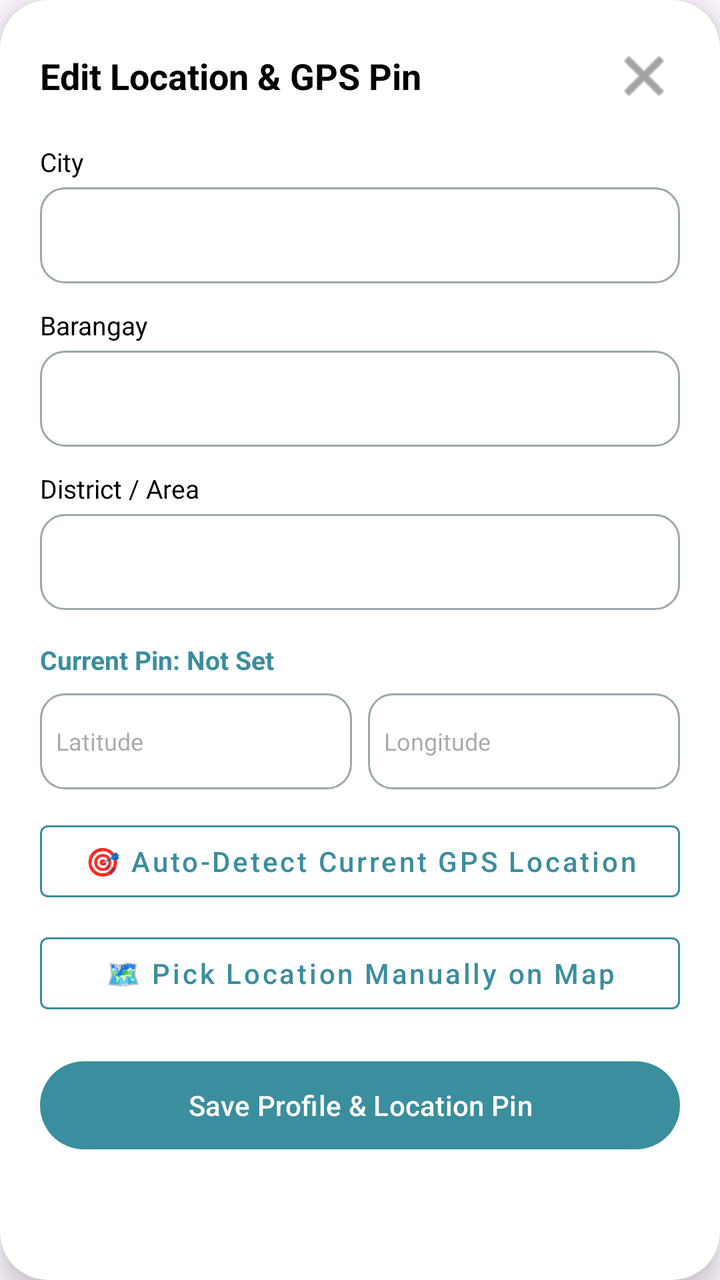
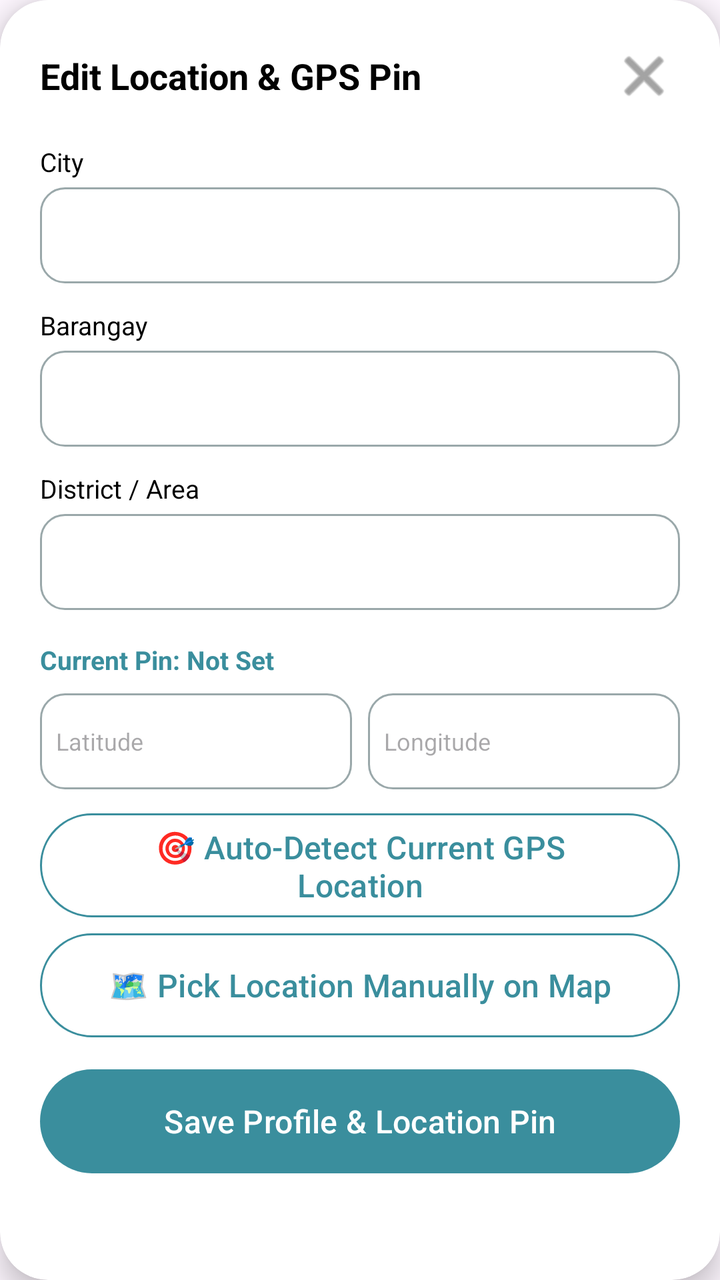

Before-and-after screenshots of an Android layout around one commit, followed by the original layout XML and the change that was made.
<!-- AndroidManifest.xml: application theme Theme.PharmaFind -->
<!-- res/layout/dialog_edit_customer_profile.xml -->
<?xml version="1.0" encoding="utf-8"?>
<androidx.cardview.widget.CardView xmlns:android="http://schemas.android.com/apk/res/android"
    xmlns:app="http://schemas.android.com/apk/res-auto"
    android:layout_width="match_parent"
    android:layout_height="wrap_content"
    app:cardCornerRadius="24dp"
    app:cardElevation="8dp"
    app:cardBackgroundColor="@color/white">

    <LinearLayout
        android:layout_width="match_parent"
        android:layout_height="wrap_content"
        android:orientation="vertical"
        android:padding="20dp">

        <RelativeLayout
            android:layout_width="match_parent"
            android:layout_height="wrap_content">

            <TextView
                android:layout_width="wrap_content"
                android:layout_height="wrap_content"
                android:text="Edit Location &amp; GPS Pin"
                android:textColor="@color/black"
                android:textSize="18sp"
                android:textStyle="bold"
                android:layout_centerVertical="true" />

            <ImageButton
                android:id="@+id/btnCloseEditCustomerProfile"
                android:layout_width="36dp"
                android:layout_height="36dp"
                android:layout_alignParentEnd="true"
                android:background="?attr/selectableItemBackgroundBorderless"
                android:src="@android:drawable/ic_menu_close_clear_cancel"
                app:tint="@color/text_gray" />

        </RelativeLayout>

        <TextView
            android:layout_width="wrap_content"
            android:layout_height="wrap_content"
            android:layout_marginTop="16dp"
            android:text="City"
            android:textColor="@color/black"
            android:textSize="13sp" />

        <EditText
            android:id="@+id/etCityCustomerEdit"
            android:layout_width="match_parent"
            android:layout_height="48dp"
            android:layout_marginTop="4dp"
            android:background="@drawable/edittext_background"
            android:inputType="text"
            android:paddingHorizontal="12dp"
            android:textColor="@color/black" />

        <TextView
            android:layout_width="wrap_content"
            android:layout_height="wrap_content"
            android:layout_marginTop="12dp"
            android:text="Barangay"
            android:textColor="@color/black"
            android:textSize="13sp" />

        <EditText
            android:id="@+id/etBarangayCustomerEdit"
            android:layout_width="match_parent"
            android:layout_height="48dp"
            android:layout_marginTop="4dp"
            android:background="@drawable/edittext_background"
            android:inputType="text"
            android:paddingHorizontal="12dp"
            android:textColor="@color/black" />

        <TextView
            android:layout_width="wrap_content"
            android:layout_height="wrap_content"
            android:layout_marginTop="12dp"
            android:text="District / Area"
            android:textColor="@color/black"
            android:textSize="13sp" />

        <EditText
            android:id="@+id/etDistrictCustomerEdit"
            android:layout_width="match_parent"
            android:layout_height="48dp"
            android:layout_marginTop="4dp"
            android:background="@drawable/edittext_background"
            android:inputType="text"
            android:paddingHorizontal="12dp"
            android:textColor="@color/black" />

        <TextView
            android:id="@+id/tvCustomerPinCoordinates"
            android:layout_width="wrap_content"
            android:layout_height="wrap_content"
            android:layout_marginTop="16dp"
            android:text="Current Pin: Not Set"
            android:textColor="@color/primary_teal"
            android:textSize="13sp"
            android:textStyle="bold" />

        <LinearLayout
            android:layout_width="match_parent"
            android:layout_height="wrap_content"
            android:layout_marginTop="8dp"
            android:orientation="horizontal">

            <EditText
                android:id="@+id/etLatCustomerEdit"
                android:layout_width="0dp"
                android:layout_height="48dp"
                android:layout_weight="1"
                android:layout_marginEnd="4dp"
                android:background="@drawable/edittext_background"
                android:hint="Latitude"
                android:inputType="numberDecimal|numberSigned"
                android:paddingHorizontal="8dp"
                android:textColor="@color/black"
                android:textSize="12sp" />

            <EditText
                android:id="@+id/etLngCustomerEdit"
                android:layout_width="0dp"
                android:layout_height="48dp"
                android:layout_weight="1"
                android:layout_marginStart="4dp"
                android:background="@drawable/edittext_background"
                android:hint="Longitude"
                android:inputType="numberDecimal|numberSigned"
                android:paddingHorizontal="8dp"
                android:textColor="@color/black"
                android:textSize="12sp" />

        </LinearLayout>

        <com.google.android.material.button.MaterialButton
            android:id="@+id/btnUseCustomerGPSPin"
            style="@style/Widget.MaterialComponents.Button.OutlinedButton"
            android:layout_width="match_parent"
            android:layout_height="48dp"
            android:layout_marginTop="12dp"
            android:text="🎯 Auto-Detect Current GPS Location"
            android:textAllCaps="false"
            android:textColor="@color/primary_teal"
            app:strokeColor="@color/primary_teal" />

        <com.google.android.material.button.MaterialButton
            android:id="@+id/btnPickCustomerMap"
            style="@style/Widget.MaterialComponents.Button.OutlinedButton"
            android:layout_width="match_parent"
            android:layout_height="48dp"
            android:layout_marginTop="8dp"
            android:text="🗺️ Pick Location Manually on Map"
            android:textAllCaps="false"
            android:textColor="@color/primary_teal"
            app:strokeColor="@color/primary_teal" />

        <com.google.android.material.button.MaterialButton
            android:id="@+id/btnSaveCustomerProfile"
            android:layout_width="match_parent"
            android:layout_height="52dp"
            android:layout_marginTop="16dp"
            android:text="Save Profile &amp; Location Pin"
            android:textAllCaps="false"
            app:cornerRadius="26dp"
            app:backgroundTint="@color/primary_teal" />

    </LinearLayout>
</androidx.cardview.widget.CardView>
<!-- resources referenced by this layout -->
<resources>
  <color name="black">#FF000000</color>
  <color name="primary_teal">#3A8E9D</color>
  <color name="text_gray">#666666</color>
  <color name="white">#FFFFFFFF</color>
  <!-- drawable edittext_background (drawable) -->
  <?xml version="1.0" encoding="utf-8"?>
  <selector xmlns:android="http://schemas.android.com/apk/res/android">
      <item android:state_focused="true">
          <shape>
              <corners android:radius="12dp" />
              <stroke android:width="2dp" android:color="@color/primary_teal" />
              <solid android:color="@color/white" />
          </shape>
      </item>
      <item>
          <shape>
              <corners android:radius="12dp" />
              <stroke android:width="1dp" android:color="@color/field_border" />
              <solid android:color="@color/white" />
          </shape>
      </item>
  </selector>
  <color name="field_border">#9AA8AA</color>
  <style name="Base.Theme.PharmaFind" parent="Theme.Material3.Light.NoActionBar">
          <item name="android:forceDarkAllowed" tools:targetApi="q">false</item>
          
          
      </style>
  <color name="teal_container">#D6EEF1</color>
  <color name="primary_dark">#1F6371</color>
  <color name="on_surface">#1B1F21</color>
  <color name="surface_variant">#E3EBEC</color>
  <color name="on_surface_variant">#3F484A</color>
  <color name="outline">#6F797A</color>
  <color name="surface_container_low">#F4F8F8</color>
  <color name="surface_container">#EEF3F4</color>
  <color name="surface_container_high">#E8EEEF</color>
  <color name="surface_container_highest">#E2E9EA</color>
  <!-- unchanged entries left out for length: 1 -->
</resources>

<!-- the commit's change to res/layout/dialog_edit_customer_profile.xml (unified diff, before → after) -->
@@ -136,36 +136,25 @@
         </LinearLayout>
 
         <com.google.android.material.button.MaterialButton
+            style="@style/Widget.PharmaFind.Button.Outlined"
             android:id="@+id/btnUseCustomerGPSPin"
-            style="@style/Widget.MaterialComponents.Button.OutlinedButton"
             android:layout_width="match_parent"
-            android:layout_height="48dp"
             android:layout_marginTop="12dp"
-            android:text="🎯 Auto-Detect Current GPS Location"
-            android:textAllCaps="false"
-            android:textColor="@color/primary_teal"
-            app:strokeColor="@color/primary_teal" />
+            android:text="🎯 Auto-Detect Current GPS Location" />
 
         <com.google.android.material.button.MaterialButton
+            style="@style/Widget.PharmaFind.Button.Outlined"
             android:id="@+id/btnPickCustomerMap"
-            style="@style/Widget.MaterialComponents.Button.OutlinedButton"
             android:layout_width="match_parent"
-            android:layout_height="48dp"
             android:layout_marginTop="8dp"
-            android:text="🗺️ Pick Location Manually on Map"
-            android:textAllCaps="false"
-            android:textColor="@color/primary_teal"
-            app:strokeColor="@color/primary_teal" />
+            android:text="🗺️ Pick Location Manually on Map" />
 
         <com.google.android.material.button.MaterialButton
+            style="@style/Widget.PharmaFind.Button"
             android:id="@+id/btnSaveCustomerProfile"
             android:layout_width="match_parent"
-            android:layout_height="52dp"
             android:layout_marginTop="16dp"
-            android:text="Save Profile &amp; Location Pin"
-            android:textAllCaps="false"
-            app:cornerRadius="26dp"
-            app:backgroundTint="@color/primary_teal" />
+            android:text="Save Profile &amp; Location Pin" />
 
     </LinearLayout>
 </androidx.cardview.widget.CardView>
<!-- resource entries referenced after the edit -->
@@ -22,6 +22,26 @@
           </shape>
       </item>
   </selector>
+  <style name="Widget.PharmaFind.Button" parent="Widget.Material3.Button">
+          <item name="android:layout_height">52dp</item>
+          <item name="android:insetTop">0dp</item>
+          <item name="android:insetBottom">0dp</item>
+          <item name="cornerRadius">26dp</item>
+          <item name="backgroundTint">@color/primary_teal</item>
+          <item name="android:textColor">@color/white</item>
+          <item name="android:textSize">16sp</item>
+          <item name="android:textAllCaps">false</item>
+      </style>
+  <style name="Widget.PharmaFind.Button.Outlined" parent="Widget.Material3.Button.OutlinedButton">
+          <item name="android:layout_height">52dp</item>
+          <item name="android:insetTop">0dp</item>
+          <item name="android:insetBottom">0dp</item>
+          <item name="cornerRadius">26dp</item>
+          <item name="strokeColor">@color/primary_teal</item>
+          <item name="android:textColor">@color/primary_teal</item>
+          <item name="android:textSize">16sp</item>
+          <item name="android:textAllCaps">false</item>
+      </style>
   <color name="field_border">#9AA8AA</color>
   <style name="Base.Theme.PharmaFind" parent="Theme.Material3.Light.NoActionBar">
           <item name="android:forceDarkAllowed" tools:targetApi="q">false</item>
